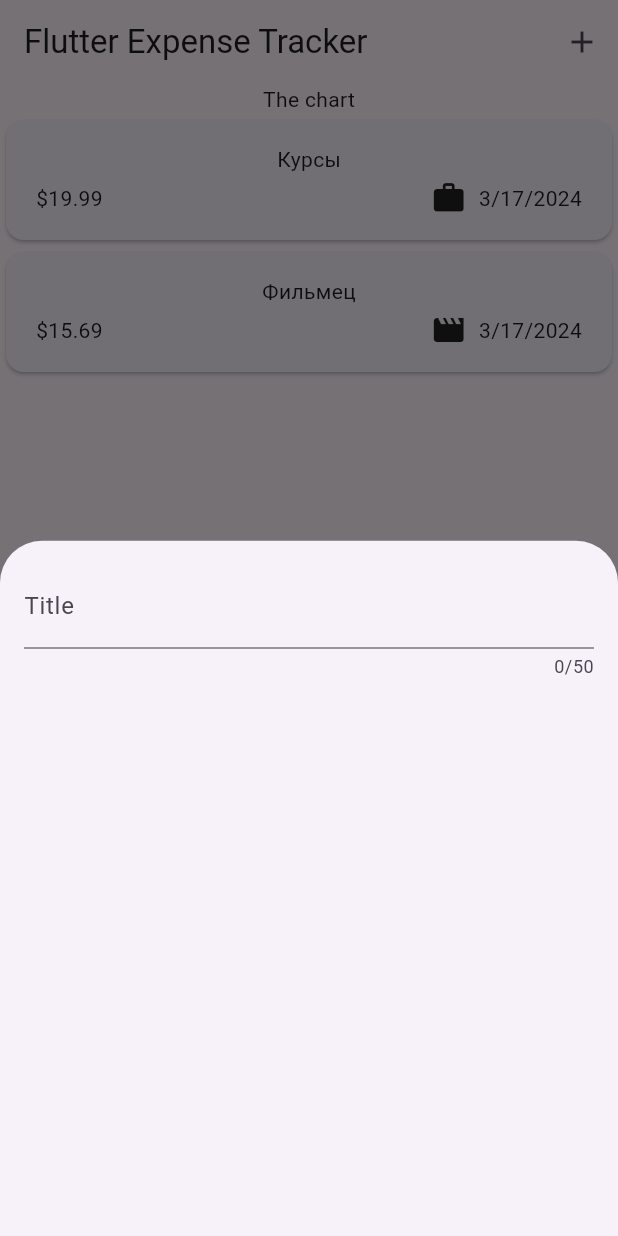
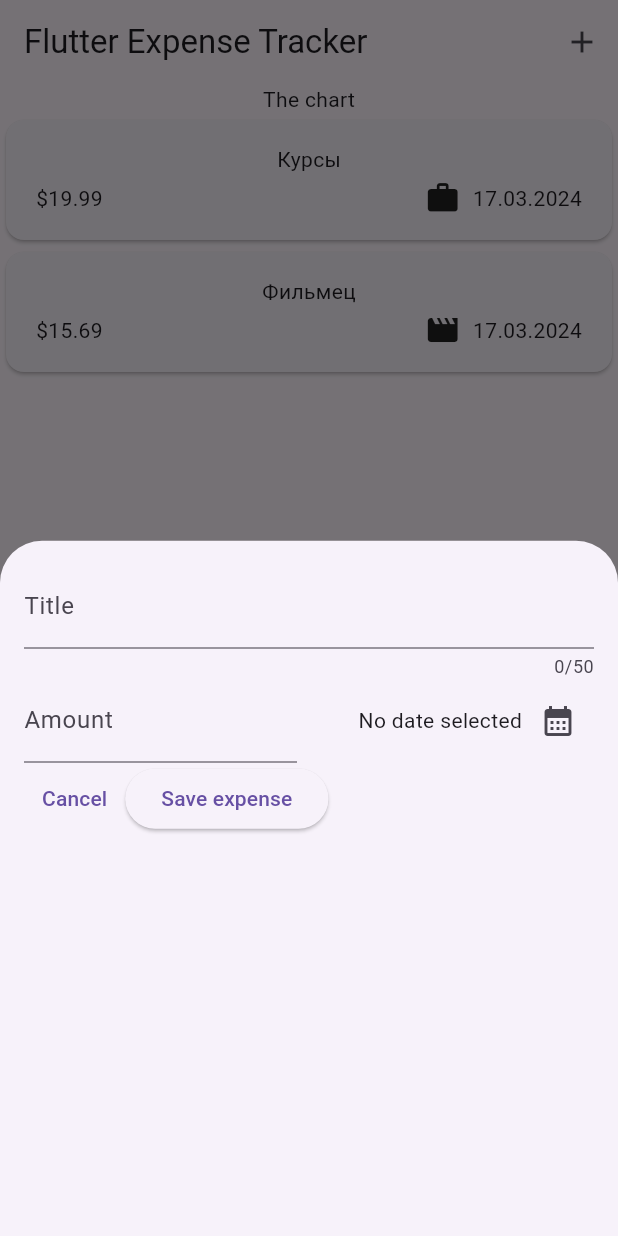
Before and after one commit to Meiendorf/expense_tracker, a Flutter app: the screen it shows after launch, after a tap on the "add" icon, on a phone screen of 412 x 824 dp. Run offline on Flutter 3.47's test engine with Material 3 defaults, Android fonts, the phone set to English and light mode, and no system bars.

Commit message:
Update date format and add expense form

```diff
--- a/lib/models/expense.dart
+++ b/lib/models/expense.dart
@@ -2,7 +2,7 @@ import 'package:flutter/material.dart';
 import 'package:uuid/uuid.dart';
 import 'package:intl/intl.dart';
 
-final formatter = DateFormat.yMd();
+final formatter = DateFormat('dd.MM.y');
 const uuid = Uuid();
 
 class Expense {
--- a/lib/widgets/new_expense.dart
+++ b/lib/widgets/new_expense.dart
@@ -1,4 +1,5 @@
 import 'package:flutter/material.dart';
+import 'package:expense_tracker/models/expense.dart';
 
 class NewExpense extends StatefulWidget {
   const NewExpense({super.key});
@@ -10,17 +11,93 @@ class NewExpense extends StatefulWidget {
 }
 
 class _NewExpenseState extends State<NewExpense> {
+  final _titleController = TextEditingController();
+  final _amountController = TextEditingController();
+  DateTime? _selectedDate;
+
+  @override
+  void dispose() {
+    _titleController.dispose();
+    _amountController.dispose();
+    super.dispose();
+  }
+
+  void _presentDatePicker() async {
+    final now = DateTime.now();
+    final firstDate = DateTime(now.year - 1, now.month, now.day);
+
+    DateTime? pickedDate = await showDatePicker(
+      context: context,
+      initialDate: now,
+      firstDate: firstDate,
+      lastDate: now,
+    );
+
+    setState(() {
+      _selectedDate = pickedDate;
+    });
+  }
+
   @override
   Widget build(BuildContext context) {
-    return const Padding(
-      padding: EdgeInsets.all(16),
+    return Padding(
+      padding: const EdgeInsets.all(16),
       child: Column(
         children: [
           TextField(
+            controller: _titleController,
             maxLength: 50,
-            decoration: InputDecoration(
+            decoration: const InputDecoration(
               label: Text('Title'),
             ),
+          ),
+          Row(
+            children: [
+              Expanded(
+                child: TextField(
+                  controller: _amountController,
+                  keyboardType:
+                      const TextInputType.numberWithOptions(decimal: true),
+                  decoration: const InputDecoration(
+                    prefixText: '\$',
+                    label: Text('Amount'),
+                  ),
+                ),
+              ),
+              const SizedBox(width: 16),
+              Expanded(
+                child: Row(
+                  mainAxisAlignment: MainAxisAlignment.end,
+                  crossAxisAlignment: CrossAxisAlignment.center,
+                  children: [
+                    Text(_selectedDate == null
+                        ? 'No date selected'
+                        : formatter.format(_selectedDate!)),
+                    IconButton(
+                      onPressed: _presentDatePicker,
+                      icon: const Icon(Icons.calendar_month),
+                    ),
+                  ],
+                ),
+              ),
+            ],
+          ),
+          Row(
+            children: [
+              TextButton(
+                onPressed: () {
+                  Navigator.pop(context);
+                },
+                child: const Text('Cancel'),
+              ),
+              ElevatedButton(
+                onPressed: () {
+                  print(_titleController.text);
+                  print(_amountController.text);
+                },
+                child: const Text('Save expense'),
+              ),
+            ],
           ),
         ],
       ),
```
